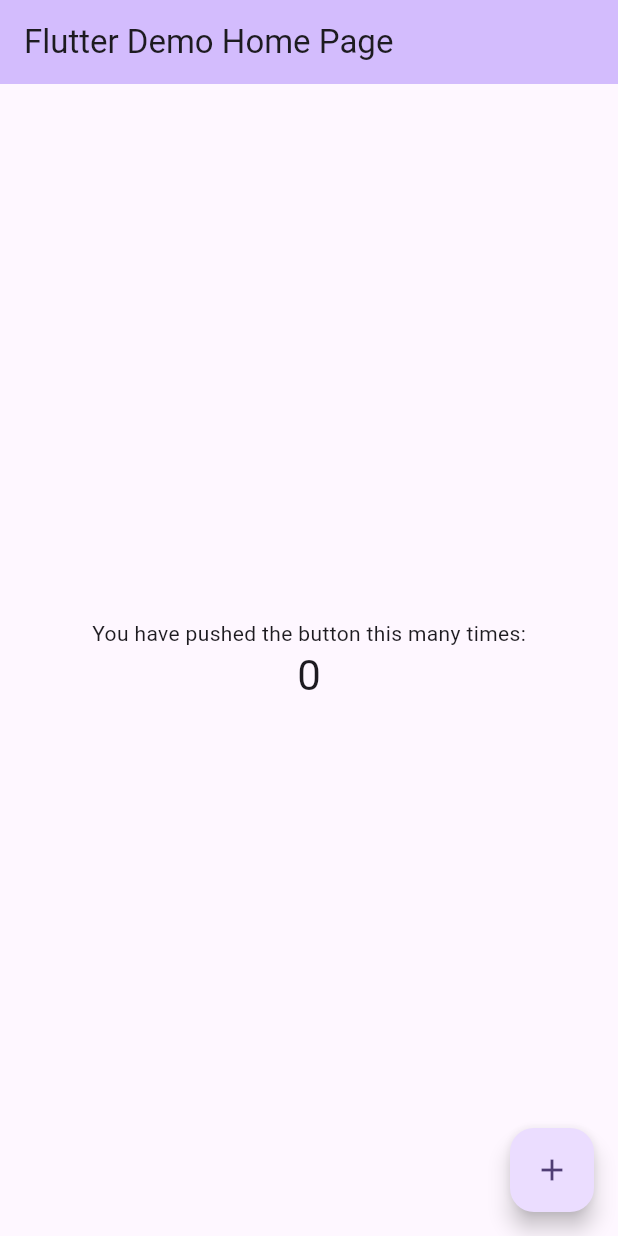
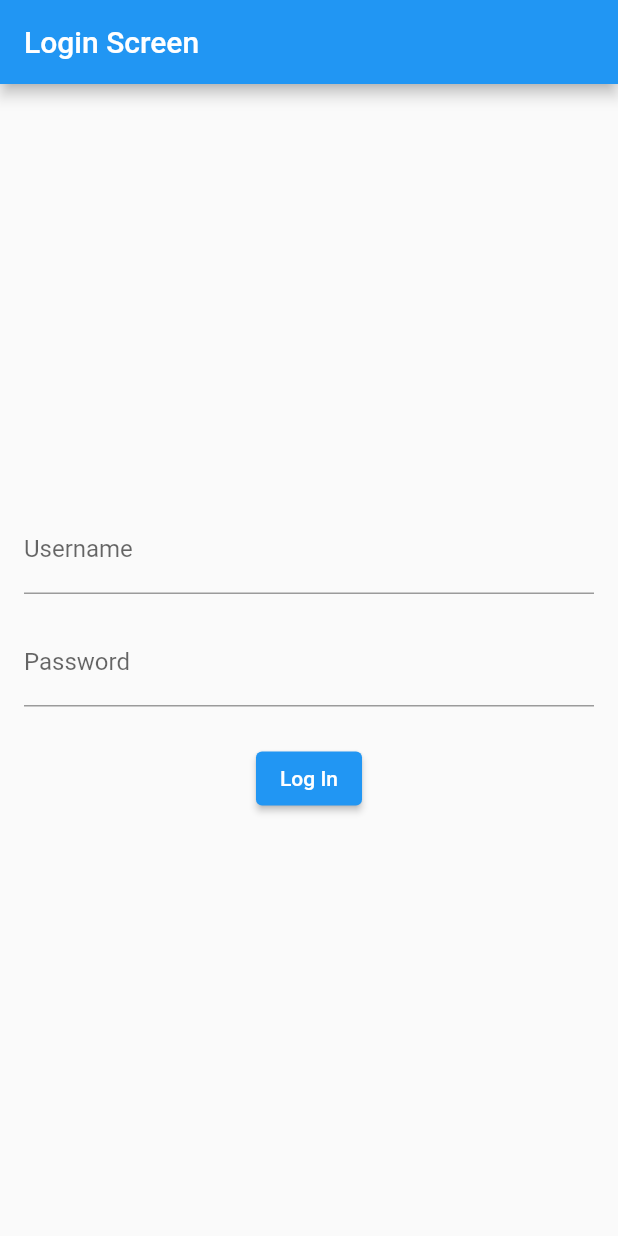
Before and after one commit to vidaang/Reserv, a Flutter app: the screen it shows after launch, on a phone screen of 412 x 824 dp. Run offline on Flutter 3.47's test engine with Material 2 defaults, Android fonts, the phone set to English and light mode, and no system bars.

Commit message:
Dylan's Update

```diff
--- a/frontend_mobile/reserv_mobile_app/lib/main.dart
+++ b/frontend_mobile/reserv_mobile_app/lib/main.dart
@@ -1,125 +1,176 @@
+// import 'package:flutter/material.dart';
+
+// void main() {
+//   runApp(const MyApp());
+// }
+
+// class MyApp extends StatelessWidget {
+//   const MyApp({super.key});
+
+//   // This widget is the root of your application.
+//   @override
+//   Widget build(BuildContext context) {
+//     return MaterialApp(
+//       title: 'Flutter Demo',
+//       theme: ThemeData(
+//         // This is the theme of your application.
+//         //
+//         // TRY THIS: Try running your application with "flutter run". You'll see
+//         // the application has a blue toolbar. Then, without quitting the app,
+//         // try changing the seedColor in the colorScheme below to Colors.green
+//         // and then invoke "hot reload" (save your changes or press the "hot
+//         // reload" button in a Flutter-supported IDE, or press "r" if you used
+//         // the command line to start the app).
+//         //
+//         // Notice that the counter didn't reset back to zero; the application
+//         // state is not lost during the reload. To reset the state, use hot
+//         // restart instead.
+//         //
+//         // This works for code too, not just values: Most code changes can be
+//         // tested with just a hot reload.
+//         colorScheme: ColorScheme.fromSeed(seedColor: Colors.deepPurple),
+//         useMaterial3: true,
+//       ),
+//       home: const MyHomePage(title: 'Flutter Demo Home Page'),
+//     );
+//   }
+// }
+
+// class MyHomePage extends StatefulWidget {
+//   const MyHomePage({super.key, required this.title});
+
+//   // This widget is the home page of your application. It is stateful, meaning
+//   // that it has a State object (defined below) that contains fields that affect
+//   // how it looks.
+
+//   // This class is the configuration for the state. It holds the values (in this
+//   // case the title) provided by the parent (in this case the App widget) and
+//   // used by the build method of the State. Fields in a Widget subclass are
+//   // always marked "final".
+
+//   final String title;
+
+//   @override
+//   State<MyHomePage> createState() => _MyHomePageState();
+// }
+
+// class _MyHomePageState extends State<MyHomePage> {
+//   int _counter = 0;
+
+//   void _incrementCounter() {
+//     setState(() {
+//       // This call to setState tells the Flutter framework that something has
+//       // changed in this State, which causes it to rerun the build method below
+//       // so that the display can reflect the updated values. If we changed
+//       // _counter without calling setState(), then the build method would not be
+//       // called again, and so nothing would appear to happen.
+//       _counter++;
+//     });
+//   }
+
+//   @override
+//   Widget build(BuildContext context) {
+//     // This method is rerun every time setState is called, for instance as done
+//     // by the _incrementCounter method above.
+//     //
+//     // The Flutter framework has been optimized to make rerunning build methods
+//     // fast, so that you can just rebuild anything that needs updating rather
+//     // than having to individually change instances of widgets.
+//     return Scaffold(
+//       appBar: AppBar(
+//         // TRY THIS: Try changing the color here to a specific color (to
+//         // Colors.amber, perhaps?) and trigger a hot reload to see the AppBar
+//         // change color while the other colors stay the same.
+//         backgroundColor: Theme.of(context).colorScheme.inversePrimary,
+//         // Here we take the value from the MyHomePage object that was created by
+//         // the App.build method, and use it to set our appbar title.
+//         title: Text(widget.title),
+//       ),
+//       body: Center(
+//         // Center is a layout widget. It takes a single child and positions it
+//         // in the middle of the parent.
+//         child: Column(
+//           // Column is also a layout widget. It takes a list of children and
+//           // arranges them vertically. By default, it sizes itself to fit its
+//           // children horizontally, and tries to be as tall as its parent.
+//           //
+//           // Column has various properties to control how it sizes itself and
+//           // how it positions its children. Here we use mainAxisAlignment to
+//           // center the children vertically; the main axis here is the vertical
+//           // axis because Columns are vertical (the cross axis would be
+//           // horizontal).
+//           //
+//           // TRY THIS: Invoke "debug painting" (choose the "Toggle Debug Paint"
+//           // action in the IDE, or press "p" in the console), to see the
+//           // wireframe for each widget.
+//           mainAxisAlignment: MainAxisAlignment.center,
+//           children: <Widget>[
+//             const Text(
+//               'You have pushed the button this many times:',
+//             ),
+//             Text(
+//               '$_counter',
+//               style: Theme.of(context).textTheme.headlineMedium,
+//             ),
+//           ],
+//         ),
+//       ),
+//       floatingActionButton: FloatingActionButton(
+//         onPressed: _incrementCounter,
+//         tooltip: 'Increment',
+//         child: const Icon(Icons.add),
+//       ), // This trailing comma makes auto-formatting nicer for build methods.
+//     );
+//   }
+// }
+
 import 'package:flutter/material.dart';
 
 void main() {
-  runApp(const MyApp());
+  runApp(LoginApp());
 }
 
-class MyApp extends StatelessWidget {
-  const MyApp({super.key});
-
-  // This widget is the root of your application.
+class LoginApp extends StatelessWidget {
   @override
   Widget build(BuildContext context) {
     return MaterialApp(
-      title: 'Flutter Demo',
-      theme: ThemeData(
-        // This is the theme of your application.
-        //
-        // TRY THIS: Try running your application with "flutter run". You'll see
-        // the application has a blue toolbar. Then, without quitting the app,
-        // try changing the seedColor in the colorScheme below to Colors.green
-        // and then invoke "hot reload" (save your changes or press the "hot
-        // reload" button in a Flutter-supported IDE, or press "r" if you used
-        // the command line to start the app).
-        //
-        // Notice that the counter didn't reset back to zero; the application
-        // state is not lost during the reload. To reset the state, use hot
-        // restart instead.
-        //
-        // This works for code too, not just values: Most code changes can be
-        // tested with just a hot reload.
-        colorScheme: ColorScheme.fromSeed(seedColor: Colors.deepPurple),
-        useMaterial3: true,
+      home: Scaffold(
+        appBar: AppBar(
+          title: const Text('Login Screen'),
         ),
-      home: const MyHomePage(title: 'Flutter Demo Home Page'),
+        body: Center(
+          child: LoginForm(),
+        ),
+      ),
     );
   }
 }
 
-class MyHomePage extends StatefulWidget {
-  const MyHomePage({super.key, required this.title});
-
-  // This widget is the home page of your application. It is stateful, meaning
-  // that it has a State object (defined below) that contains fields that affect
-  // how it looks.
-
-  // This class is the configuration for the state. It holds the values (in this
-  // case the title) provided by the parent (in this case the App widget) and
-  // used by the build method of the State. Fields in a Widget subclass are
-  // always marked "final".
-
-  final String title;
-
-  @override
-  State<MyHomePage> createState() => _MyHomePageState();
-}
-
-class _MyHomePageState extends State<MyHomePage> {
-  int _counter = 0;
-
-  void _incrementCounter() {
-    setState(() {
-      // This call to setState tells the Flutter framework that something has
-      // changed in this State, which causes it to rerun the build method below
-      // so that the display can reflect the updated values. If we changed
-      // _counter without calling setState(), then the build method would not be
-      // called again, and so nothing would appear to happen.
-      _counter++;
-    });
-  }
-
+class LoginForm extends StatelessWidget {
   @override
   Widget build(BuildContext context) {
-    // This method is rerun every time setState is called, for instance as done
-    // by the _incrementCounter method above.
-    //
-    // The Flutter framework has been optimized to make rerunning build methods
-    // fast, so that you can just rebuild anything that needs updating rather
-    // than having to individually change instances of widgets.
-    return Scaffold(
-      appBar: AppBar(
-        // TRY THIS: Try changing the color here to a specific color (to
-        // Colors.amber, perhaps?) and trigger a hot reload to see the AppBar
-        // change color while the other colors stay the same.
-        backgroundColor: Theme.of(context).colorScheme.inversePrimary,
-        // Here we take the value from the MyHomePage object that was created by
-        // the App.build method, and use it to set our appbar title.
-        title: Text(widget.title),
-      ),
-      body: Center(
-        // Center is a layout widget. It takes a single child and positions it
-        // in the middle of the parent.
+    return Padding(
+      padding: const EdgeInsets.all(16.0),
       child: Column(
-          // Column is also a layout widget. It takes a list of children and
-          // arranges them vertically. By default, it sizes itself to fit its
-          // children horizontally, and tries to be as tall as its parent.
-          //
-          // Column has various properties to control how it sizes itself and
-          // how it positions its children. Here we use mainAxisAlignment to
-          // center the children vertically; the main axis here is the vertical
-          // axis because Columns are vertical (the cross axis would be
-          // horizontal).
-          //
-          // TRY THIS: Invoke "debug painting" (choose the "Toggle Debug Paint"
-          // action in the IDE, or press "p" in the console), to see the
-          // wireframe for each widget.
         mainAxisAlignment: MainAxisAlignment.center,
         children: <Widget>[
-            const Text(
-              'You have pushed the button this many times:',
+          TextFormField(
+            decoration: const InputDecoration(labelText: 'Username'),
           ),
-            Text(
-              '$_counter',
-              style: Theme.of(context).textTheme.headlineMedium,
+          const SizedBox(height: 16.0),
+          TextFormField(
+            obscureText: true,
+            decoration: const InputDecoration(labelText: 'Password'),
+          ),
+          const SizedBox(height: 24.0),
+          ElevatedButton(
+            onPressed: () {
+              // Add your login logic here
+            },
+            child: const Text('Log In'),
           ),
         ],
       ),
-      ),
-      floatingActionButton: FloatingActionButton(
-        onPressed: _incrementCounter,
-        tooltip: 'Increment',
-        child: const Icon(Icons.add),
-      ), // This trailing comma makes auto-formatting nicer for build methods.
     );
   }
 }
```
Lines whose indentation alone changed are shown as unchanged.
